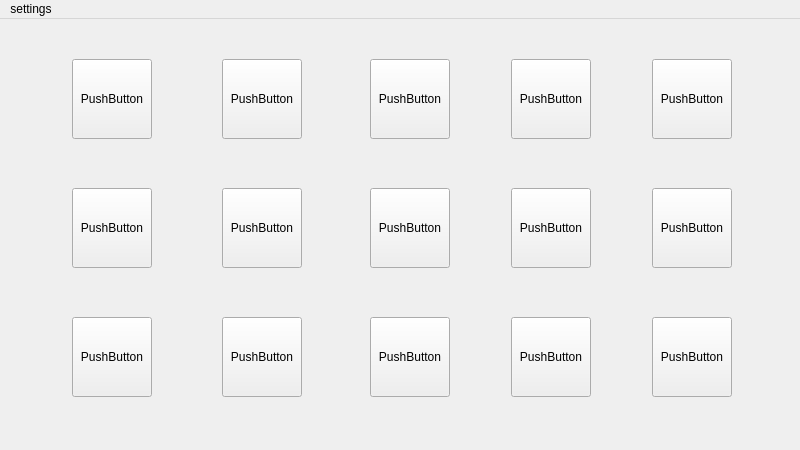
The window that mainwindow.ui (XTERNALXLUE/sky-piano) describes before a commit, drawn with Qt 5.
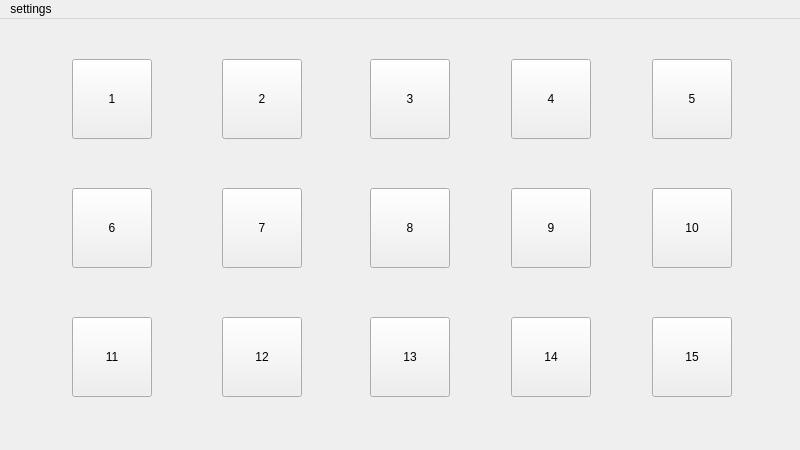
The same window after the commit.

Commit message: Added the function of setting background images

The edit to the form file:
```diff
--- a/mainwindow.ui
+++ b/mainwindow.ui
@@ -13,6 +13,62 @@
   <property name="windowTitle">
    <string>MainWindow</string>
   </property>
+  <property name="styleSheet">
+   <string notr="true">    QPushButton {
+        background-color: transparent;
+        border: 1px solid rgba(255, 255, 255, 100);
+        border-radius: 4px;
+        color: white;
+        padding: 5px;
+    }
+    
+    QPushButton:hover {
+        background-color: rgba(255, 255, 255, 30);
+        border: 1px solid rgba(255, 255, 255, 100);
+    }
+    
+    QPushButton:pressed {
+        background-color: rgba(255, 255, 255, 50);
+        border: 1px solid rgba(255, 255, 255, 100);
+    }
+    
+    QMenuBar {
+        background-color: transparent;
+        color: white;
+    }
+    
+    QMenuBar::item {
+        background-color: transparent;
+    }
+    
+    QMenuBar::item:selected {
+        background-color: rgba(255, 255, 255, 30);
+    }
+    
+    QMenuBar::item:pressed {
+        background-color: rgba(255, 255, 255, 50);
+    }
+    
+    QMenu {
+        background-color: transparent;
+        border: 1px solid rgba(255, 255, 255, 100);
+        color: white;
+    }
+    
+    QMenu::item {
+        background-color: transparent;
+        padding: 5px 20px;
+    }
+    
+    QMenu::item:selected {
+        background-color: rgba(255, 255, 255, 30);
+    }
+    
+    QMenu::item:pressed {
+        background-color: rgba(255, 255, 255, 50);
+    }
+tqr</string>
+  </property>
   <widget class="QWidget" name="centralwidget">
    <widget class="QPushButton" name="b8">
     <property name="geometry">
@@ -24,7 +80,7 @@
      </rect>
     </property>
     <property name="text">
-     <string>PushButton</string>
+     <string>8</string>
     </property>
    </widget>
    <widget class="QPushButton" name="b6">
@@ -37,7 +93,7 @@
      </rect>
     </property>
     <property name="text">
-     <string>PushButton</string>
+     <string>6</string>
     </property>
    </widget>
    <widget class="QPushButton" name="b7">
@@ -50,7 +106,7 @@
      </rect>
     </property>
     <property name="text">
-     <string>PushButton</string>
+     <string>7</string>
     </property>
    </widget>
    <widget class="QPushButton" name="b1">
@@ -63,7 +119,7 @@
      </rect>
     </property>
     <property name="text">
-     <string>PushButton</string>
+     <string>1</string>
     </property>
     <property name="default">
      <bool>false</bool>
@@ -82,7 +138,7 @@
      </rect>
     </property>
     <property name="text">
-     <string>PushButton</string>
+     <string>4</string>
     </property>
    </widget>
    <widget class="QPushButton" name="b5">
@@ -95,7 +151,7 @@
      </rect>
     </property>
     <property name="text">
-     <string>PushButton</string>
+     <string>5</string>
     </property>
    </widget>
    <widget class="QPushButton" name="b11">
@@ -108,7 +164,7 @@
      </rect>
     </property>
     <property name="text">
-     <string>PushButton</string>
+     <string>11</string>
     </property>
    </widget>
    <widget class="QPushButton" name="b12">
@@ -121,7 +177,7 @@
      </rect>
     </property>
     <property name="text">
-     <string>PushButton</string>
+     <string>12</string>
     </property>
    </widget>
    <widget class="QPushButton" name="b13">
@@ -134,7 +190,7 @@
      </rect>
     </property>
     <property name="text">
-     <string>PushButton</string>
+     <string>13</string>
     </property>
    </widget>
    <widget class="QPushButton" name="b9">
@@ -147,7 +203,7 @@
      </rect>
     </property>
     <property name="text">
-     <string>PushButton</string>
+     <string>9</string>
     </property>
    </widget>
    <widget class="QPushButton" name="b15">
@@ -160,7 +216,7 @@
      </rect>
     </property>
     <property name="text">
-     <string>PushButton</string>
+     <string>15</string>
     </property>
    </widget>
    <widget class="QPushButton" name="b2">
@@ -173,7 +229,7 @@
      </rect>
     </property>
     <property name="text">
-     <string>PushButton</string>
+     <string>2</string>
     </property>
    </widget>
    <widget class="QPushButton" name="b10">
@@ -186,7 +242,7 @@
      </rect>
     </property>
     <property name="text">
-     <string>PushButton</string>
+     <string>10</string>
     </property>
    </widget>
    <widget class="QPushButton" name="b14">
@@ -199,7 +255,7 @@
      </rect>
     </property>
     <property name="text">
-     <string>PushButton</string>
+     <string>14</string>
     </property>
    </widget>
    <widget class="QPushButton" name="b3">
@@ -212,7 +268,7 @@
      </rect>
     </property>
     <property name="text">
-     <string>PushButton</string>
+     <string>3</string>
     </property>
    </widget>
   </widget>
```
Left out of the diff: 6 changed lines with no effect on the pictures. The commit also changes 36 other files.
